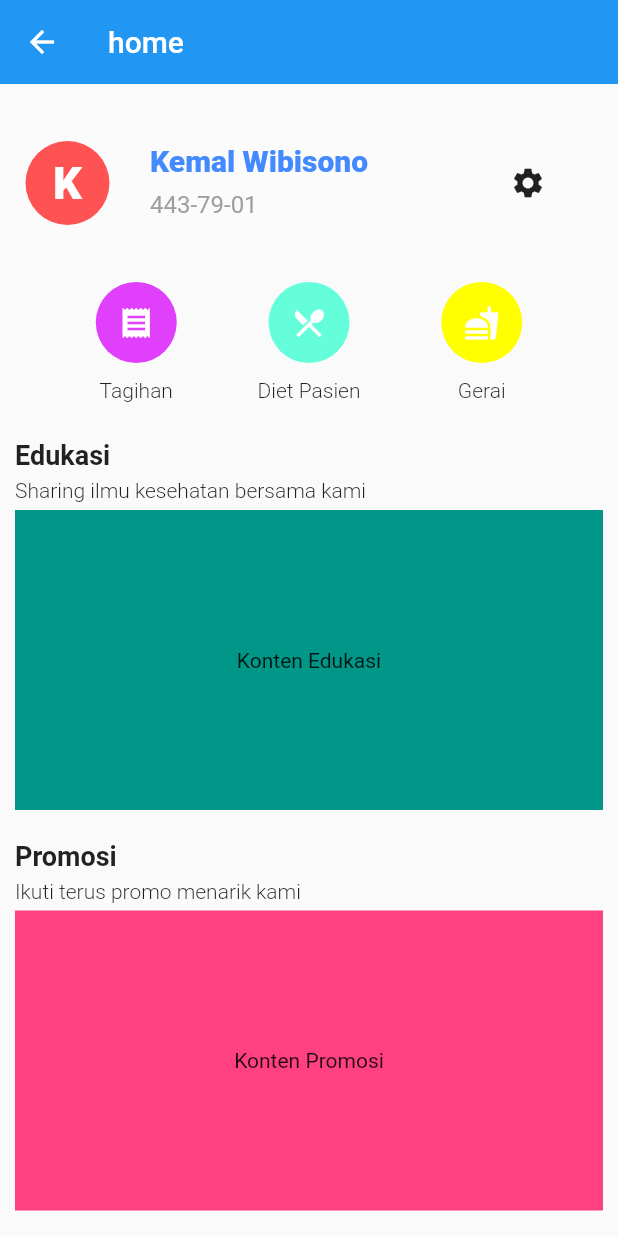
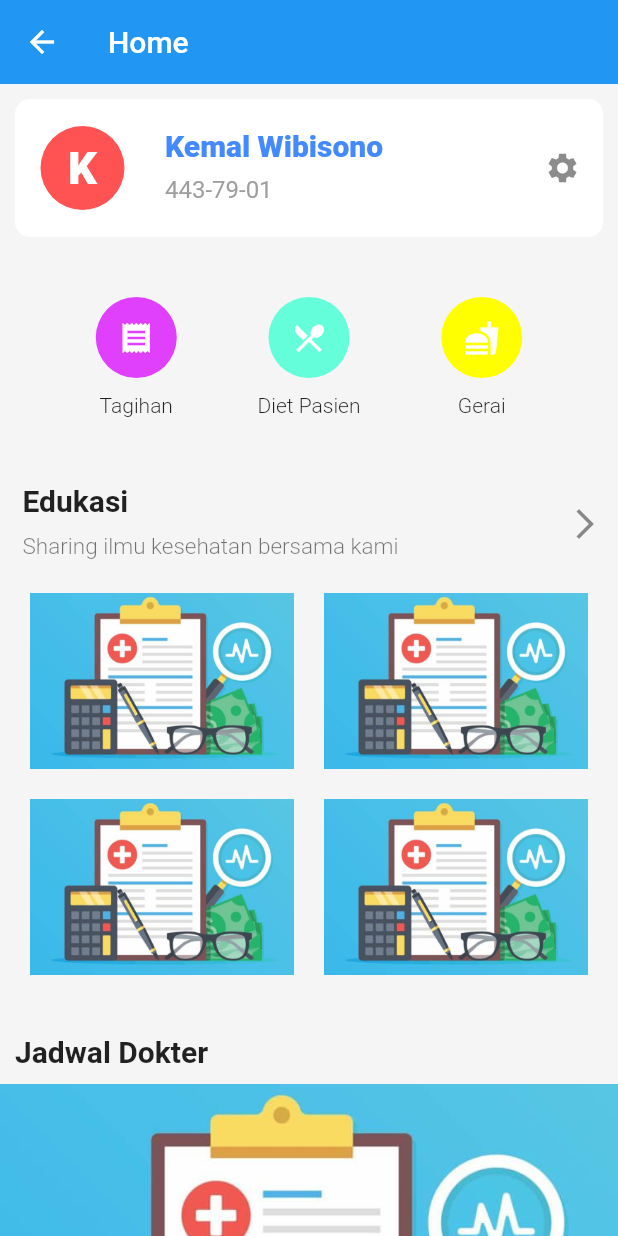
Before and after one commit to fobosmaker/RSCMKencanaApps, a Flutter app: the screen it shows after launch, on a phone screen of 412 x 824 dp. Run offline on Flutter 3.47's test engine with Material 2 defaults, Android fonts, the phone set to English and light mode, and no system bars; our stand-ins replace rxdart.

Commit message:
add home page, fix layout jadwal dokter, layout promosi and layout edukasi.

```diff
--- a/lib/main.dart
+++ b/lib/main.dart
@@ -1,13 +1,15 @@
 import 'package:blocapiapp/src/screen/billing.dart';
+import 'package:blocapiapp/src/screen/home.dart';
 import 'package:blocapiapp/src/screen/login.dart';
 import 'package:blocapiapp/src/view/coba_tabbar.dart';
 import 'package:blocapiapp/src/view/layout/layout_billing.dart';
 import 'package:flutter/material.dart';
 
 void main() => runApp(MaterialApp(
-  initialRoute: '/billing',
+  initialRoute: '/home',
   routes: {
     '/': (context) => LoginPage(),
+    '/home': (context) => HomePage(),
     '/billing': (context) => BillingPage(),
     '/dev': (context) => CobaTabBar(),
   },
--- /dev/null
+++ b/lib/src/screen/home.dart
@@ -0,0 +1,14 @@
+import 'package:blocapiapp/src/view/layout/draft_home.dart';
+import 'package:flutter/material.dart';
+
+class HomePage extends StatefulWidget {
+  @override
+  _HomePageState createState() => _HomePageState();
+}
+
+class _HomePageState extends State<HomePage> {
+  @override
+  Widget build(BuildContext context) {
+    return VerticalLayoutDraftHome();
+  }
+}
--- a/lib/src/view/layout/draft_home.dart
+++ b/lib/src/view/layout/draft_home.dart
@@ -9,6 +9,7 @@ class _VerticalLayoutDraftHomeState extends State<VerticalLayoutDraftHome> {
   @override
   Widget build(BuildContext context) {
     return Scaffold(
+      backgroundColor: Colors.grey[100],
       body: CustomScrollView(
         slivers: <Widget>[
           SliverAppBar(
@@ -21,22 +22,24 @@ class _VerticalLayoutDraftHomeState extends State<VerticalLayoutDraftHome> {
             //expandedHeight: 200,
             //centerTitle: true,
             //title on appbar
-            title: Text('home', style: TextStyle(color: Colors.white),),
+            title: Text('Home', style: TextStyle(color: Colors.white),),
             //set icon on right side
             /*actions: <Widget>[
               Icon(Icons.person, color: Colors.black,),
               Icon(Icons.more_vert, color: Colors.black,),
               SizedBox(width: 10,)
             ],*/
-            flexibleSpace: FlexibleSpaceBar(),
+            //flexibleSpace: FlexibleSpaceBar(),
           ),
           SliverList(
             delegate: SliverChildListDelegate([
+
               //card profile pasien
-              Container(padding: EdgeInsets.fromLTRB(0, 20, 0, 10),child: cardProfile()),
-              //menu
+              Container(padding: EdgeInsets.fromLTRB(10,10,10,20),child: cardProfile()),
+
+              //Menu
               Container(
-                padding: EdgeInsets.fromLTRB(10, 10, 10, 0),
+                padding: EdgeInsets.fromLTRB(10, 20, 10, 20),
                 child: Row(
                   mainAxisAlignment: MainAxisAlignment.spaceEvenly,
                   children: <Widget>[
@@ -124,32 +127,171 @@ class _VerticalLayoutDraftHomeState extends State<VerticalLayoutDraftHome> {
                   ],
                 ),
               ),
-              Container(padding: EdgeInsets.fromLTRB(10, 20, 0, 0), child: Text('Edukasi', style: TextStyle(fontSize: 18,fontWeight: FontWeight.w700),),),
-              Container(padding: EdgeInsets.fromLTRB(10, 5, 0, 0), child: Text('Sharing ilmu kesehatan bersama kami', style: TextStyle(fontSize: 14,fontWeight: FontWeight.w300),),),
-              Container(padding: EdgeInsets.fromLTRB(10, 5, 10, 0), child: Container(color: Colors.teal, height: 200,child: Center(child: Text('Konten Edukasi'))),),
 
-              Container(padding: EdgeInsets.fromLTRB(10, 20, 0, 0), child: Text('Promosi', style: TextStyle(fontSize: 18,fontWeight: FontWeight.w700),),),
-              Container(padding: EdgeInsets.fromLTRB(10, 5, 0, 0), child: Text('Ikuti terus promo menarik kami', style: TextStyle(fontSize: 14,fontWeight: FontWeight.w300),),),
-              Container(padding: EdgeInsets.fromLTRB(10, 5, 10, 20), child: Container(color: Colors.pinkAccent, height: 200,child: Center(child: Text('Konten Promosi'))),),
+              //Menu Edukasi
+              ListTile(
+                contentPadding: EdgeInsets.fromLTRB(10,10,10,0),
+                title: Container(
+                  padding: EdgeInsets.all(5),
+                  child: Text('Edukasi', style: TextStyle(fontSize: 20,fontWeight: FontWeight.w700),)
+                ),
+                subtitle: Container(
+                  padding: EdgeInsets.all(5),
+                  child: Text('Sharing ilmu kesehatan bersama kami', style: TextStyle(fontSize: 15,fontWeight: FontWeight.w300),),
+                ),
+                trailing:
+                Container(
+                  child: InkWell(
+                    child: Icon(
+                      Icons.arrow_forward_ios,
+                    ),
+                    onTap: (){
+                      print('More Edukasi');
+                    },
+                  )
+                ),
+              ),
+              Container(
+                padding: EdgeInsets.fromLTRB(10, 0, 10, 20),
+                child: Column(
+                  mainAxisAlignment: MainAxisAlignment.start,
+                  crossAxisAlignment: CrossAxisAlignment.stretch,
+                  children: <Widget>[
+                    Container(
+                      child: Row(
+                        mainAxisAlignment: MainAxisAlignment.spaceBetween,
+                        crossAxisAlignment: CrossAxisAlignment.center,
+                        children: <Widget>[
+                          Expanded(
+                            flex: 1,
+                            child: Container(
+                              padding: EdgeInsets.all(10),
+                              child:  Image(
+                                image: AssetImage('assets/medical-billing-illustration.png'),
+                                fit: BoxFit.cover
+                              )
+                            ),
+                          ),
+                          Expanded(
+                            flex: 1,
+                            child: Container(
+                                padding: EdgeInsets.all(10),
+                                child:  Image(
+                                    image: AssetImage('assets/medical-billing-illustration.png'),
+                                    fit: BoxFit.cover
+                                )
+                            ),
+                          ),
+                        ],
+                      ),
+                    ),
+                    Container(
+                      child:  Row(
+                        mainAxisAlignment: MainAxisAlignment.spaceBetween,
+                        crossAxisAlignment: CrossAxisAlignment.center,
+                        children: <Widget>[
+                          Expanded(
+                            flex: 1,
+                            child: Container(
+                                padding: EdgeInsets.all(10),
+                                child:  Image(
+                                    image: AssetImage('assets/medical-billing-illustration.png'),
+                                    fit: BoxFit.cover
+                                )
+                            ),
+                          ),
+                          Expanded(
+                            flex: 1,
+                            child: Container(
+                                padding: EdgeInsets.all(10),
+                                child:  Image(
+                                    image: AssetImage('assets/medical-billing-illustration.png'),
+                                    fit: BoxFit.cover
+                                )
+                            ),
+                          ),
+                        ],
+                      ),
+                    ),
+                  ],
+                )
+                  /**/
+              ),
+
+              //Menu Jadwal Dokter Kencana
+              Container(padding: EdgeInsets.fromLTRB(10, 10, 0, 0), child: Text('Jadwal Dokter', style: TextStyle(fontSize: 20,fontWeight: FontWeight.w700),),),
+              Container(padding: EdgeInsets.fromLTRB(0, 10, 0, 20), child: Container(color: Colors.blueAccent, child: Image(image: AssetImage('assets/medical-billing-illustration.png'),
+                fit: BoxFit.cover,)),),
+
+              //Menu Promo
+              ListTile(
+                contentPadding: EdgeInsets.fromLTRB(10,10,10,0),
+                title: Container(
+                    padding: EdgeInsets.all(5),
+                    child: Text('Promosi', style: TextStyle(fontSize: 20,fontWeight: FontWeight.w700),)
+                ),
+                subtitle: Container(
+                  padding: EdgeInsets.all(5),
+                  child: Text('Ikuti terus promo menarik kami', style: TextStyle(fontSize: 15,fontWeight: FontWeight.w300),),
+                ),
+                trailing: Container(
+                    child: InkWell(
+                      child: Icon(
+                        Icons.arrow_forward_ios,
+                      ),
+                      onTap: (){
+                        print('More Promosi');
+                      },
+                    )
+                ),
+              ),
+              Container(
+                padding: EdgeInsets.fromLTRB(0, 0, 0, 20),
+                height: 200,
+                child:
+                  ListView(
+                    scrollDirection: Axis.horizontal,
+                    children: <Widget>[
+                      Padding(
+                        padding: const EdgeInsets.all(10.0),
+                        child: Container(
+                          width: 160.0,
+                          color: Colors.red,
+                        ),
+                      ),
+                      Padding(
+                        padding: const EdgeInsets.all(10.0),
+                        child: Container(
+                          width: 160.0,
+                          color: Colors.blue,
+                        ),
+                      ),
+                      Padding(
+                        padding: const EdgeInsets.all(10.0),
+                        child: Container(
+                          width: 160.0,
+                          color: Colors.green,
+                        ),
+                      ),
+                      Padding(
+                        padding: const EdgeInsets.all(10.0),
+                        child: Container(
+                          width: 160.0,
+                          color: Colors.yellow,
+                        ),
+                      ),
+                      Padding(
+                        padding: const EdgeInsets.all(10.0),
+                        child: Container(
+                          width: 160.0,
+                          color: Colors.orange,
+                        ),
+                      ),
+                    ],
+                  )
+              ),
             ]),
           ),
-          /*SliverPersistentHeader(
-            delegate:_SliverAppBarDelegate(
-                TabBar(
-                  isScrollable: true,
-                  controller: controller,
-                  tabs: generateTabHeader(widget.data.tab),
-                  indicatorColor: Colors.red,
-                )
-            ),
-            pinned: true,
-          ),
-          SliverFillRemaining(
-            child: TabBarView(
-              controller: controller,
-              children: generateTabView(widget.data.tab),
-            ),
-          ),*/
         ],
       ),
     );
--- a/lib/src/view/widget/card_profile.dart
+++ b/lib/src/view/widget/card_profile.dart
@@ -1,13 +1,11 @@
 import 'package:flutter/cupertino.dart';
 import 'package:flutter/material.dart';
 Widget cardProfile(){
-  return SafeArea(
-    child: Container(
+  return Container(
       decoration: BoxDecoration(
-        color: Colors.white24,
+        color: Colors.white,
         borderRadius: BorderRadius.circular(10)
       ),
-      //padding: const EdgeInsets.all(8),
       child: ListTile(
         contentPadding: EdgeInsets.all(10),
         leading: CircleAvatar(
@@ -51,16 +49,20 @@ Widget cardProfile(){
             ),
           ),
         ),
-        trailing: FlatButton.icon(
-            onPressed: (){
-              print('go to setting');
-            },
-            icon: Icon(Icons.settings),
-            label: Text('')),
+        trailing: Container(
+            padding: EdgeInsets.all(5),
+            child: InkWell(
+              child: Icon(
+                Icons.settings,
+              ),
+              onTap: (){
+                print('System Preferences clicked');
+              },
+            )
+        ),
         onTap: (){
           print('profile click');
         },
       ),
-    ),
-  );
+    );
 }
```
